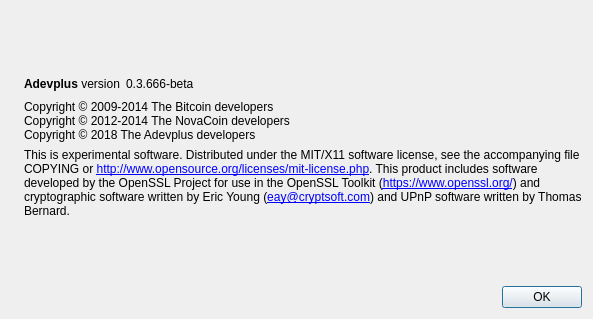
Above: src/qt/forms/aboutdialog.ui from danrachita/AdvertPlusCoin-project before the change. Below: the same form after it.
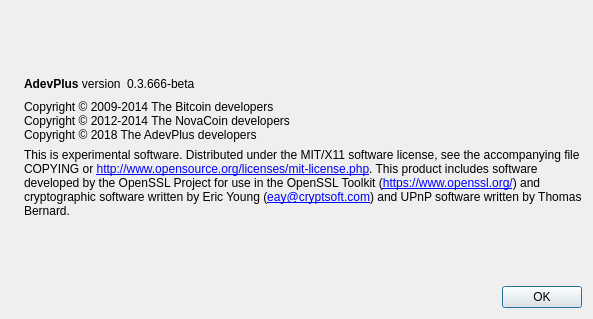
That is the form after the change. Icons and pictures are not drawn.

```diff
--- a/src/qt/forms/aboutdialog.ui
+++ b/src/qt/forms/aboutdialog.ui
@@ -50,7 +50,7 @@
           <cursorShape>IBeamCursor</cursorShape>
          </property>
          <property name="text">
-          <string>&lt;b&gt;Adevplus&lt;/b&gt; version</string>
+          <string>&lt;b&gt;AdevPlus&lt;/b&gt; version</string>
          </property>
          <property name="textInteractionFlags">
           <set>Qt::LinksAccessibleByMouse|Qt::TextSelectableByKeyboard|Qt::TextSelectableByMouse</set>
@@ -93,7 +93,7 @@
        <property name="text">
         <string>Copyright © 2009-2014 The Bitcoin developers
 Copyright © 2012-2014 The NovaCoin developers
-Copyright © 2018 The Adevplus developers</string>
+Copyright © 2018 The AdevPlus developers</string>
        </property>
        <property name="textInteractionFlags">
         <set>Qt::LinksAccessibleByMouse|Qt::TextSelectableByKeyboard|Qt::TextSelectableByMouse</set>
```
Left out of the diff: 2 changed lines with no effect on the pictures.
